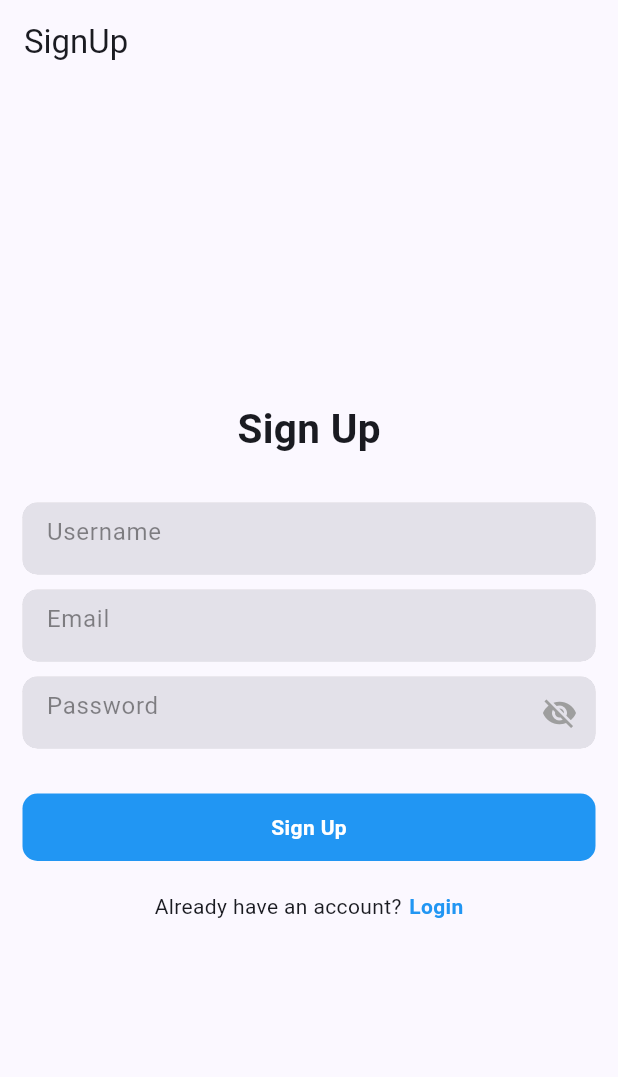
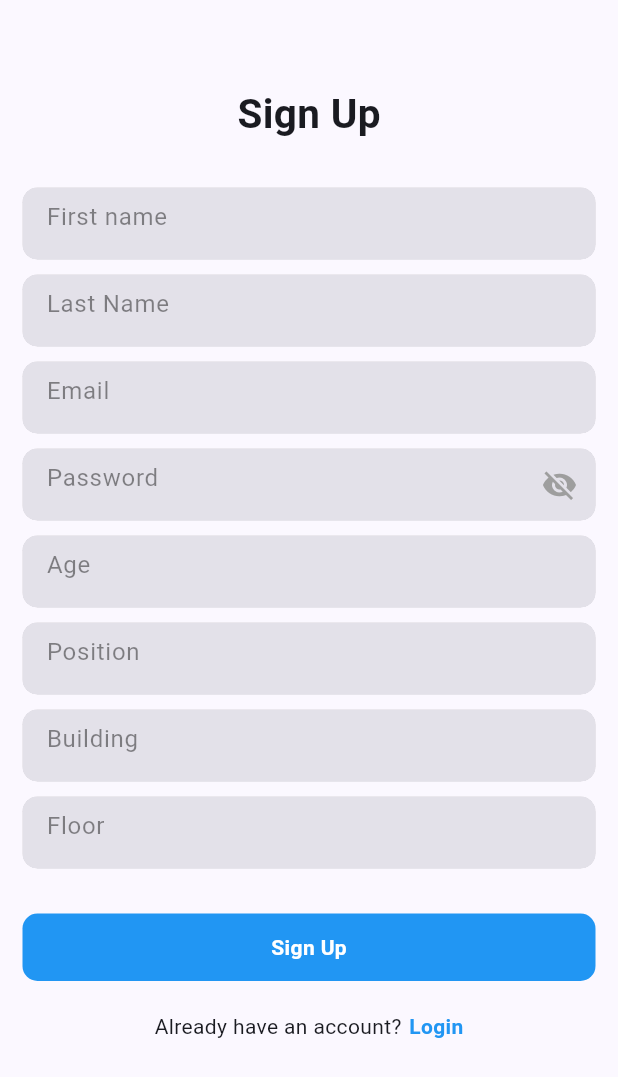
Before and after one commit to NTA1508/final_project_PPEDirection, a Flutter app: the SignUpPage screen opened by its route, on a phone screen of 412 x 824 dp. Shown: the top 1077 px of the screen. Run offline on Flutter 3.47's test engine with Material 3 defaults, Android fonts, the phone set to English and light mode, and no system bars; our stand-ins replace camera, cloud_firestore, firebase_auth, firebase_core, firebase_database, fluttertoast and 3 more; accounts and stored records are empty.

Commit message:
done add worker

```diff
--- /dev/null
+++ b/devtools_options.yaml
@@ -0,0 +1,3 @@
+description: This file stores settings for Dart & Flutter DevTools.
+documentation: https://docs.flutter.dev/tools/devtools/extensions#configure-extension-enablement-states
+extensions:
--- a/lib/screens/add_worker.dart
+++ b/lib/screens/add_worker.dart
@@ -1,9 +1,11 @@
 import 'package:firebase_auth/firebase_auth.dart';
+import 'package:firebase_core/firebase_core.dart';
 import 'package:flutter/material.dart';
 import 'package:ppe_detection/firebase_auth_implementmethod/firebase_auth_services.dart';
 import 'package:ppe_detection/auth//login.dart';
 import 'package:ppe_detection/widgets/form_container_widget.dart';
 import 'package:ppe_detection/global/common/toast.dart';
+import 'package:firebase_database/firebase_database.dart';
 
 class SignUpPage extends StatefulWidget {
   const SignUpPage({super.key});
@@ -15,28 +17,38 @@ class SignUpPage extends StatefulWidget {
 class _SignUpPageState extends State<SignUpPage> {
   final FirebaseAuthService _auth = FirebaseAuthService();
 
-  TextEditingController _usernameController = TextEditingController();
+  TextEditingController _firstnameController = TextEditingController();
+  TextEditingController _lastNameController = TextEditingController();
   TextEditingController _emailController = TextEditingController();
   TextEditingController _passwordController = TextEditingController();
+  TextEditingController _ageController = TextEditingController();
+  TextEditingController _positionController = TextEditingController();
+  TextEditingController _buildingController = TextEditingController();
+  TextEditingController _floorController = TextEditingController();
 
   bool isSigningUp = false;
 
   @override
   void dispose() {
-    _usernameController.dispose();
+    _firstnameController.dispose();
     _emailController.dispose();
     _passwordController.dispose();
+    _lastNameController.dispose();
+    _ageController.dispose();
+    _positionController.dispose();
+    _buildingController.dispose();
+    _floorController.dispose();
     super.dispose();
   }
+
 
   @override
   Widget build(BuildContext context) {
     return Scaffold(
       appBar: AppBar(
         automaticallyImplyLeading: false,
-        title: Text("SignUp"),
       ),
-      body: Center(
+      body: SingleChildScrollView(
         child: Padding(
           padding: const EdgeInsets.symmetric(horizontal: 15),
           child: Column(
@@ -50,8 +62,14 @@ class _SignUpPageState extends State<SignUpPage> {
                 height: 30,
               ),
               FormContainerWidget(
-                controller: _usernameController,
-                hintText: "Username",
+                controller: _firstnameController,
+                hintText: "First name",
+                isPasswordField: false,
+              ),
+              SizedBox(height: 10),
+              FormContainerWidget(
+                controller: _lastNameController,
+                hintText: "Last Name",
                 isPasswordField: false,
               ),
               SizedBox(
@@ -71,8 +89,32 @@ class _SignUpPageState extends State<SignUpPage> {
                 isPasswordField: true,
               ),
               SizedBox(
-                height: 30,
+                height: 10,
               ),
+              FormContainerWidget(
+                controller: _ageController,
+                hintText: "Age",
+                isPasswordField: false,
+              ),
+              SizedBox(height: 10),
+              FormContainerWidget(
+                controller: _positionController,
+                hintText: "Position",
+                isPasswordField: false,
+              ),
+              SizedBox(height: 10),
+              FormContainerWidget(
+                controller: _buildingController,
+                hintText: "Building",
+                isPasswordField: false,
+              ),
+              SizedBox(height: 10),
+              FormContainerWidget(
+                controller: _floorController,
+                hintText: "Floor",
+                isPasswordField: false,
+              ),
+              SizedBox(height: 30),
               GestureDetector(
                 onTap:  (){
                   _signUp();
@@ -126,25 +168,47 @@ class _SignUpPageState extends State<SignUpPage> {
   }
 
   void _signUp() async {
-
     setState(() {
       isSigningUp = true;
     });
 
-    String username = _usernameController.text;
-    String email = _emailController.text;
-    String password = _passwordController.text;
+    String username = _firstnameController.text.trim();
+    String fullName = _lastNameController.text.trim();
+    String email = _emailController.text.trim();
+    String password = _passwordController.text.trim();
+    String age = _ageController.text.trim();
+    String position = _positionController.text.trim();
+    String building = _buildingController.text.trim();
+    String floor = _floorController.text.trim();
 
     User? user = await _auth.signUpWithEmailAndPassword(email, password);
 
     setState(() {
       isSigningUp = false;
     });
+
     if (user != null) {
+      final uid = user.uid;
+      final dbRef = FirebaseDatabase.instanceFor(
+        app: Firebase.app(),
+        databaseURL: 'https://finalprj-92f33-default-rtdb.asia-southeast1.firebasedatabase.app/',
+      ).ref();
+
+      final userRef = dbRef.child("users").child(uid);
+      await userRef.set({
+        "username": username,
+        "email": email,
+        "fullName": fullName,
+        "age": age,
+        "position": position,
+        "building": building,
+        "floor": floor,
+      });
+
       showToast(message: "User is successfully created");
       Navigator.pushNamed(context, "/home");
     } else {
-      showToast(message: "Some error happend");
+      showToast(message: "Some error happened");
     }
   }
 }
```
Also changed, not shown: lib/screens/home_screen.dart (+1 -7 lines).
